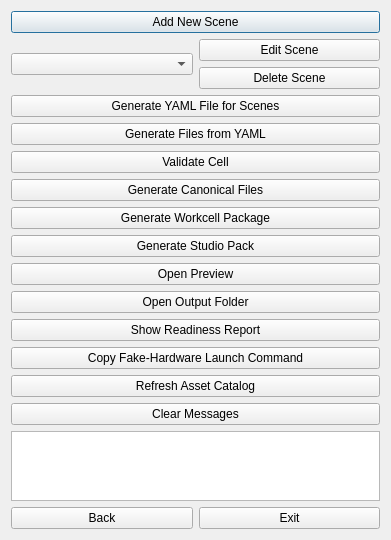
Old version of the form workcell_builder/workcell_builder/gui/scene_select.ui in the repository Mukaram01/Easy_Manipulator_Improved.
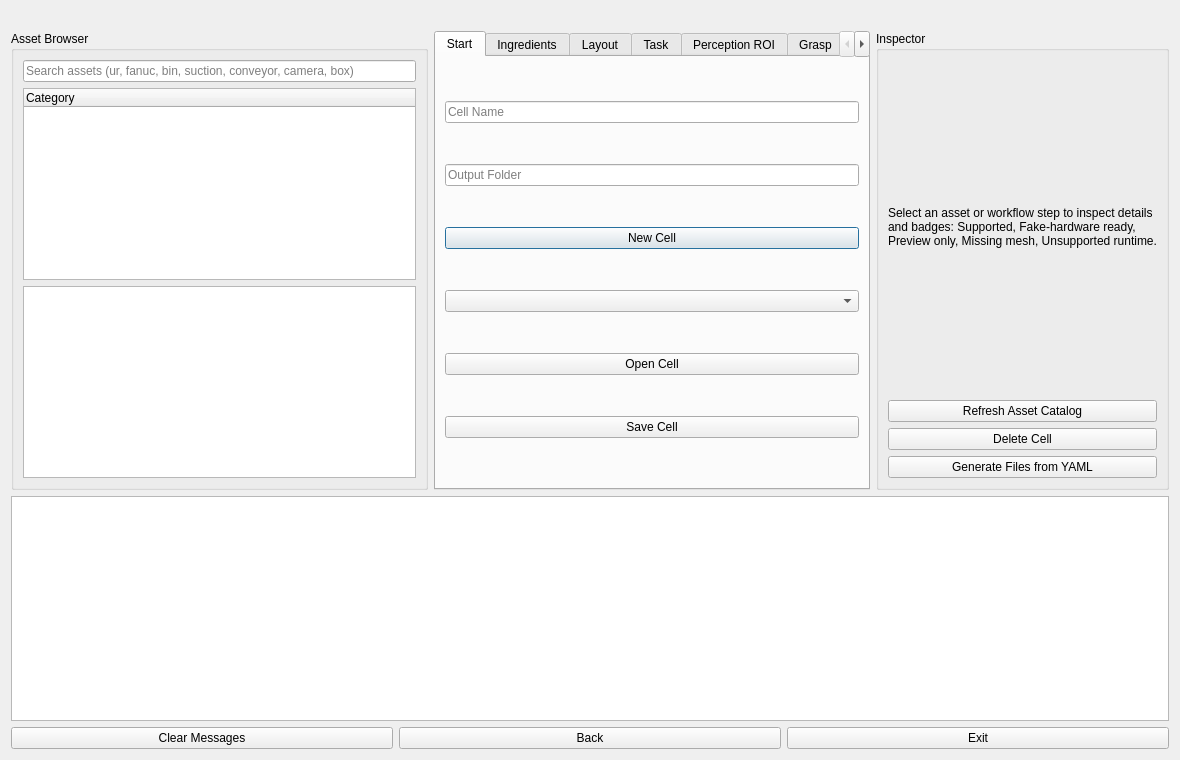
New version of the form.

Commit message: Redesign workcell builder GUI workflow and expand placeholder catalog

```diff
--- a/workcell_builder/workcell_builder/gui/scene_select.ui
+++ b/workcell_builder/workcell_builder/gui/scene_select.ui
@@ -2,173 +2,55 @@
 <ui version="4.0">
  <class>SceneSelect</class>
  <widget class="QDialog" name="SceneSelect">
-  <property name="geometry">
-   <rect>
-    <x>0</x>
-    <y>0</y>
-    <width>391</width>
-    <height>371</height>
-   </rect>
-  </property>
-  <property name="windowTitle">
-   <string>Scene Selection</string>
-  </property>
-  <layout class="QVBoxLayout" name="verticalLayout_3">
+  <property name="geometry"><rect><x>0</x><y>0</y><width>1180</width><height>760</height></rect></property>
+  <property name="windowTitle"><string>Workcell Studio Builder</string></property>
+  <layout class="QVBoxLayout" name="rootLayout">
    <item>
-    <layout class="QVBoxLayout" name="verticalLayout">
+    <widget class="QLabel" name="fake_hardware_default_label"><property name="text"><string><b>Safety mode:</b> Fake hardware by default (real hardware launch is not the default).</string></property></widget>
+   </item>
+   <item>
+    <layout class="QHBoxLayout" name="mainLayout">
      <item>
-      <widget class="QPushButton" name="add_scene">
-       <property name="toolTip">
-        <string>Create a new scene configuration</string>
-       </property>
-       <property name="text">
-        <string>Add New Scene</string>
-       </property>
+      <widget class="QGroupBox" name="asset_browser_group"><property name="title"><string>Asset Browser</string></property>
+       <layout class="QVBoxLayout" name="assetBrowserLayout">
+        <item><widget class="QLineEdit" name="asset_search_filter"><property name="placeholderText"><string>Search assets (ur, fanuc, bin, suction, conveyor, camera, box)</string></property></widget></item>
+        <item><widget class="QTreeWidget" name="asset_category_tree"><column><property name="text"><string>Category</string></property></column></widget></item>
+        <item><widget class="QListWidget" name="recommended_starter_list"><property name="toolTip"><string>Recommended Starter Set: UR5, Robotiq 2F, Workbench/Table, Cube Small, Small Bin, RealSense D435i visual asset.</string></property></widget></item>
+       </layout>
       </widget>
      </item>
      <item>
-      <layout class="QHBoxLayout" name="horizontalLayout">
-       <item>
-        <layout class="QHBoxLayout" name="horizontalLayout_2">
-         <item>
-          <widget class="QComboBox" name="scene_list"/>
-         </item>
-         <item>
-          <layout class="QVBoxLayout" name="verticalLayout_2">
-           <item>
-            <widget class="QPushButton" name="edit_scene">
-             <property name="toolTip">
-              <string>Modify the selected scene</string>
-             </property>
-             <property name="text">
-              <string>Edit Scene</string>
-             </property>
-            </widget>
-           </item>
-           <item>
-            <widget class="QPushButton" name="delete_scene">
-             <property name="toolTip">
-              <string>Delete the selected scene</string>
-             </property>
-             <property name="text">
-              <string>Delete Scene</string>
-             </property>
-            </widget>
-           </item>
-          </layout>
-         </item>
-        </layout>
-       </item>
-      </layout>
-     </item>
-     <item>
-      <layout class="QHBoxLayout" name="horizontalLayout_3"/>
-     </item>
-     <item>
-      <widget class="QPushButton" name="generate_yaml">
-       <property name="toolTip">
-        <string>Generate a YAML configuration file for all scenes</string>
-       </property>
-       <property name="text">
-        <string>Generate YAML File for Scenes</string>
-       </property>
+      <widget class="QTabWidget" name="workflow_tabs">
+       <widget class="QWidget" name="start_tab"><attribute name="title"><string>Start</string></attribute><layout class="QVBoxLayout" name="startLayout">
+        <item><widget class="QLineEdit" name="cell_name"><property name="placeholderText"><string>Cell Name</string></property></widget></item>
+        <item><widget class="QLineEdit" name="output_folder"><property name="placeholderText"><string>Output Folder</string></property></widget></item>
+        <item><widget class="QPushButton" name="add_scene"><property name="text"><string>New Cell</string></property></widget></item>
+        <item><widget class="QComboBox" name="scene_list"/></item>
+        <item><widget class="QPushButton" name="edit_scene"><property name="text"><string>Open Cell</string></property></widget></item>
+        <item><widget class="QPushButton" name="generate_yaml"><property name="text"><string>Save Cell</string></property></widget></item>
+       </layout></widget>
+       <widget class="QWidget" name="ingredients_tab"><attribute name="title"><string>Ingredients</string></attribute><layout class="QVBoxLayout" name="ingredientsLayout"><item><widget class="QLabel" name="ingredients_help"><property name="text"><string>Robot, Gripper/Tool, Camera/Sensor, Environment Assets, Objects/STLs.</string></property></widget></item></layout></widget>
+       <widget class="QWidget" name="layout_tab"><attribute name="title"><string>Layout</string></attribute><layout class="QVBoxLayout" name="layoutLayout"><item><widget class="QLabel" name="layout_help"><property name="text"><string>Asset placement, XYZ/RPY editor, scale/dimensions, role, and collision mode.</string></property></widget></item></layout></widget>
+       <widget class="QWidget" name="task_tab"><attribute name="title"><string>Task</string></attribute><layout class="QVBoxLayout" name="taskLayout"><item><widget class="QLabel" name="task_help"><property name="text"><string>Pick/place, sorting, inspection preview-only, machine tending preview-only.</string></property></widget></item></layout></widget>
+       <widget class="QWidget" name="perception_roi_tab"><attribute name="title"><string>Perception ROI</string></attribute><layout class="QFormLayout" name="roiLayout"><item row="0" column="0"><widget class="QLabel" name="roi_title"><property name="text"><string>Camera Pick Area / Pointcloud Crop Box</string></property></widget></item><item row="1" column="0"><widget class="QLabel" name="roi_left"><property name="text"><string>Left boundary</string></property></widget></item><item row="1" column="1"><widget class="QDoubleSpinBox" name="roi_x_min"/></item><item row="2" column="0"><widget class="QLabel" name="roi_right"><property name="text"><string>Right boundary</string></property></widget></item><item row="2" column="1"><widget class="QDoubleSpinBox" name="roi_x_max"/></item><item row="3" column="0"><widget class="QLabel" name="roi_front"><property name="text"><string>Front boundary</string></property></widget></item><item row="3" column="1"><widget class="QDoubleSpinBox" name="roi_y_min"/></item><item row="4" column="0"><widget class="QLabel" name="roi_back"><property name="text"><string>Back boundary</string></property></widget></item><item row="4" column="1"><widget class="QDoubleSpinBox" name="roi_y_max"/></item><item row="5" column="0"><widget class="QLabel" name="roi_lower"><property name="text"><string>Lower height</string></property></widget></item><item row="5" column="1"><widget class="QDoubleSpinBox" name="roi_z_min"/></item><item row="6" column="0"><widget class="QLabel" name="roi_upper"><property name="text"><string>Upper height</string></property></widget></item><item row="6" column="1"><widget class="QDoubleSpinBox" name="roi_z_max"/></item></layout></widget>
+       <widget class="QWidget" name="grasp_tab"><attribute name="title"><string>Grasp</string></attribute><layout class="QVBoxLayout" name="graspLayout"><item><widget class="QLabel" name="grasp_help"><property name="text"><string>Auto, finger_top, finger_side, suction_top, approach/retreat, TCP offset.</string></property></widget></item></layout></widget>
+       <widget class="QWidget" name="validate_generate_tab"><attribute name="title"><string>Validate &amp; Generate</string></attribute><layout class="QVBoxLayout" name="generateLayout">
+        <item><widget class="QPushButton" name="validate_cell"><property name="text"><string>Validate Cell</string></property></widget></item>
+        <item><widget class="QPushButton" name="generate_canonical_files"><property name="toolTip"><string>Export YAML files used by Workcell Studio.</string></property><property name="text"><string>Generate Canonical Files</string></property></widget></item>
+        <item><widget class="QPushButton" name="generate_workcell_package"><property name="text"><string>Generate Workcell Package</string></property></widget></item>
+        <item><widget class="QPushButton" name="generate_studio_pack"><property name="toolTip"><string>Create preview, readiness report, and launch commands.</string></property><property name="text"><string>Generate Studio Pack</string></property></widget></item>
+        <item><widget class="QPushButton" name="open_preview"><property name="text"><string>Open Preview</string></property></widget></item>
+        <item><widget class="QPushButton" name="open_output_folder"><property name="text"><string>Open Output Folder</string></property></widget></item>
+        <item><widget class="QPushButton" name="show_readiness_report"><property name="text"><string>Show Readiness Report</string></property></widget></item>
+        <item><widget class="QPushButton" name="copy_fake_hardware_launch_command"><property name="toolTip"><string>Safe simulation launch command.</string></property><property name="text"><string>Copy Safe Simulation Launch Command</string></property></widget></item>
+       </layout></widget>
       </widget>
      </item>
-     <item>
-      <widget class="QPushButton" name="generate_files">
-       <property name="toolTip">
-        <string>Generate ROS 2 package files from the YAML configuration</string>
-       </property>
-       <property name="text">
-        <string>Generate Files from YAML</string>
-       </property>
-      </widget>
-     </item>
-
-     <item>
-      <widget class="QPushButton" name="validate_cell">
-       <property name="text"><string>Validate Cell</string></property>
-      </widget>
-     </item>
-     <item>
-      <widget class="QPushButton" name="generate_canonical_files">
-       <property name="text"><string>Generate Canonical Files</string></property>
-      </widget>
-     </item>
-     <item>
-      <widget class="QPushButton" name="generate_workcell_package">
-       <property name="text"><string>Generate Workcell Package</string></property>
-      </widget>
-     </item>
-     <item>
-      <widget class="QPushButton" name="generate_studio_pack">
-       <property name="text"><string>Generate Studio Pack</string></property>
-      </widget>
-     </item>
-     <item>
-      <widget class="QPushButton" name="open_preview">
-       <property name="text"><string>Open Preview</string></property>
-      </widget>
-     </item>
-     <item>
-      <widget class="QPushButton" name="open_output_folder">
-       <property name="text"><string>Open Output Folder</string></property>
-      </widget>
-     </item>
-     <item>
-      <widget class="QPushButton" name="show_readiness_report">
-       <property name="text"><string>Show Readiness Report</string></property>
-      </widget>
-     </item>
-     <item>
-      <widget class="QPushButton" name="copy_fake_hardware_launch_command">
-       <property name="text"><string>Copy Fake-Hardware Launch Command</string></property>
-      </widget>
-     </item>
-     <item>
-      <widget class="QPushButton" name="refresh_asset_catalog">
-       <property name="text"><string>Refresh Asset Catalog</string></property>
-      </widget>
-     </item>
-     <item>
-      <widget class="QPushButton" name="clear_logs">
-       <property name="toolTip">
-        <string>Clear the message log</string>
-       </property>
-       <property name="text">
-        <string>Clear Messages</string>
-       </property>
-      </widget>
-     </item>
-     <item>
-      <widget class="QTextBrowser" name="error_workcell"/>
-     </item>
-     <item>
-      <layout class="QHBoxLayout" name="horizontalLayout_4">
-       <item>
-        <widget class="QPushButton" name="back">
-         <property name="toolTip">
-          <string>Return to workspace selection</string>
-         </property>
-         <property name="text">
-          <string>Back</string>
-         </property>
-        </widget>
-       </item>
-       <item>
-        <widget class="QPushButton" name="exit">
-         <property name="toolTip">
-          <string>Close the application</string>
-         </property>
-         <property name="text">
-          <string>Exit</string>
-         </property>
-        </widget>
-       </item>
-      </layout>
-     </item>
+     <item><widget class="QGroupBox" name="inspector_group"><property name="title"><string>Inspector</string></property><layout class="QVBoxLayout" name="inspectorLayout"><item><widget class="QLabel" name="inspector_help"><property name="text"><string>Select an asset or workflow step to inspect details and badges: Supported, Fake-hardware ready, Preview only, Missing mesh, Unsupported runtime.</string></property><property name="wordWrap"><bool>true</bool></property></widget></item><item><widget class="QPushButton" name="refresh_asset_catalog"><property name="text"><string>Refresh Asset Catalog</string></property></widget></item><item><widget class="QPushButton" name="delete_scene"><property name="text"><string>Delete Cell</string></property></widget></item><item><widget class="QPushButton" name="generate_files"><property name="text"><string>Generate Files from YAML</string></property></widget></item></layout></widget></item>
     </layout>
    </item>
+   <item><widget class="QTextBrowser" name="error_workcell"/></item>
+   <item><layout class="QHBoxLayout" name="footerLayout"><item><widget class="QPushButton" name="clear_logs"><property name="text"><string>Clear Messages</string></property></widget></item><item><widget class="QPushButton" name="back"><property name="text"><string>Back</string></property></widget></item><item><widget class="QPushButton" name="exit"><property name="text"><string>Exit</string></property></widget></item></layout></item>
   </layout>
  </widget>
  <resources/>
```
The commit also changes 57 other files.
